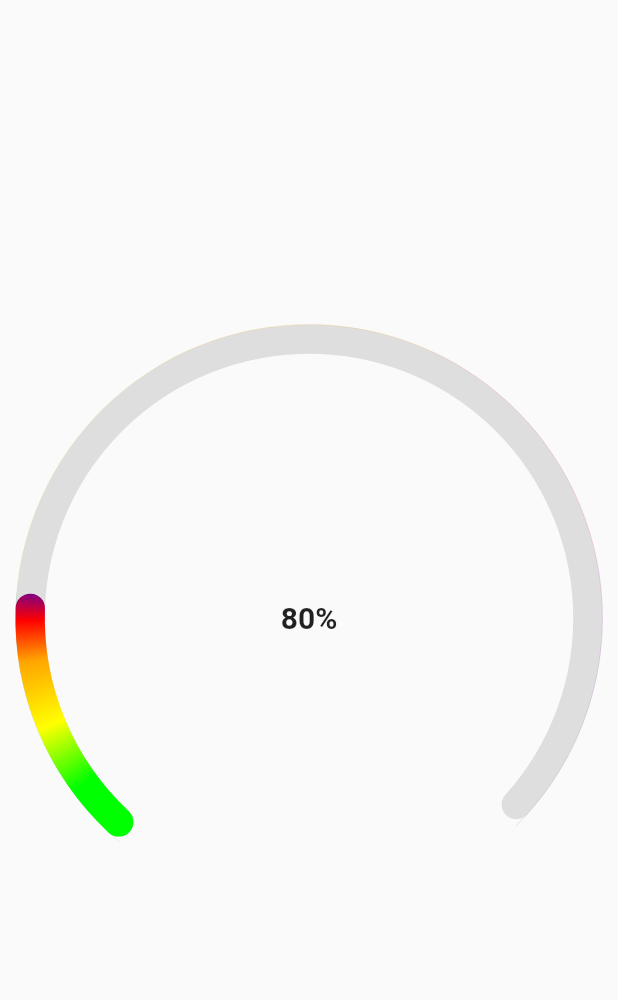
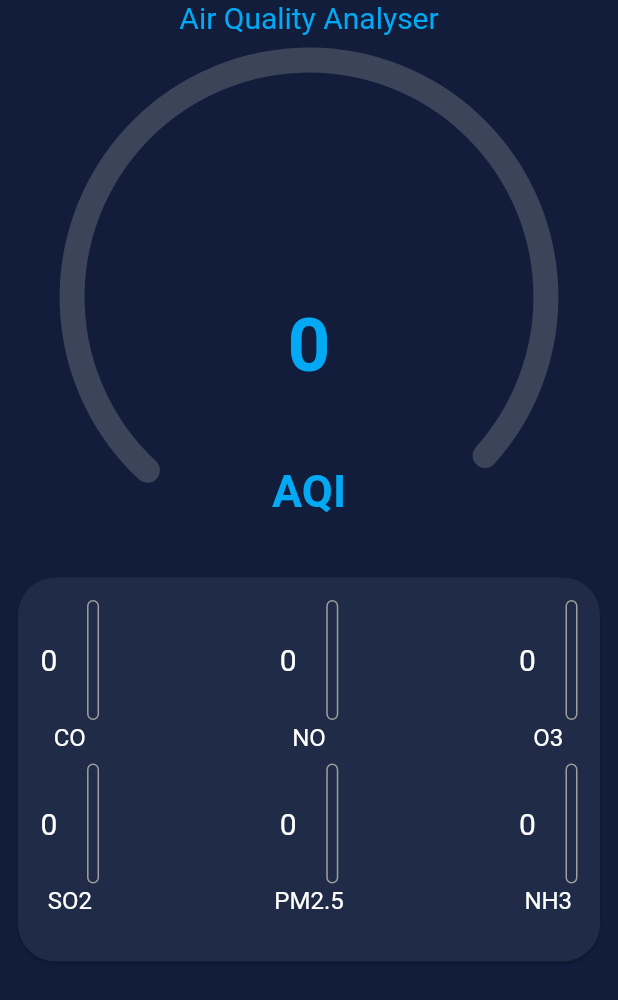
Before and after one commit to KevinOommen/InhaLake, a Flutter app: the AirPage screen opened directly, on a phone screen of 412 x 824 dp. Shown: the top 1000 px of the screen. Run offline on Flutter 3.47's test engine with Material 2 defaults, Android fonts, the phone set to English and light mode, and no system bars; drawn by our look-alikes of syncfusion_flutter_gauges; our stand-ins replace firebase_auth, firebase_core, google_fonts; accounts and stored records are empty; network calls fail.

Commit message:
Added Air Page

```diff
--- a/inhalake_app/lib/UI/air_page.dart
+++ b/inhalake_app/lib/UI/air_page.dart
@@ -1,5 +1,7 @@
 import 'package:flutter/material.dart';
 import 'package:syncfusion_flutter_gauges/gauges.dart';
+import 'package:http/http.dart' as http;
+import 'dart:convert';
 
 class AirPage extends StatefulWidget {
   const AirPage({Key? key}) : super(key: key);
@@ -9,11 +11,67 @@ class AirPage extends StatefulWidget {
 }
 
 class _AirPageState extends State<AirPage> {
+  num aqi = 0;
+
+  num co_value = 0;
+  num o3_value = 0;
+  num no_value = 0;
+  num so2_value = 0;
+  num pm_value = 0;
+  num nh3_value = 0;
+      Future getAirQuality() async {
+    final _response = await http.get(Uri.parse(
+        "http://api.openweathermap.org/data/2.5/air_pollution?lat=50&lon=50&appid=d45526feb921f51fdff2e096508f568b"));
+    if (_response.statusCode == 200) {
+      var data = json.decode(_response.body);
+      updateUi(data);
+      print(_response.statusCode);
+    }
+  }
+
+  updateUi(var decodedData) {
+    setState(() {
+      if (decodedData == null) {
+        aqi = 0;
+        co_value = 0;
+        no_value = 0;
+        o3_value = 0;
+        so2_value = 0;
+        pm_value = 0;
+        nh3_value = 0;
+      } else {
+        aqi = decodedData['list'][0]['main']['aqi'];
+        co_value = decodedData['list'][0]['components']['co'];
+        no_value = decodedData['list'][0]['components']['no'];
+        o3_value = decodedData['list'][0]['components']['o3'];
+        so2_value = decodedData['list'][0]['components']['so2'];
+        pm_value = decodedData['list'][0]['components']['pm2_5'];
+        nh3_value = decodedData['list'][0]['components']['nh3'];
+      }
+    });
+  }
+
+  bool isLoaded = false;
+  @override
+  void initState() {
+    var decodedData = getAirQuality();
+    if (decodedData != null) {
+      setState(() {
+        isLoaded = true;
+      });
+    }
+    super.initState();
+  }
   @override
   Widget build(BuildContext context) {
     return Scaffold(
-      body: Center(
-        child: Container(
+        backgroundColor: Color.fromRGBO(17, 29, 59, 1),
+        body: SafeArea(
+          child: Center(
+              child: Column(
+              children: [
+                const Text('Air Quality Analyser',style: TextStyle(color: Colors.lightBlue,fontSize: 20),),
+          Container(
               child: SfRadialGauge(
             axes: <RadialAxis>[
               RadialAxis(
@@ -29,59 +87,39 @@ class _AirPageState extends State<AirPage> {
                   color: Colors.grey.withOpacity(0.3),
                   thicknessUnit: GaugeSizeUnit.factor,
                 ),
-            ranges: <GaugeRange>[
-              GaugeRange(
-                startValue: 0,
-                endValue: 100,
-                color: Colors.green,
-                startWidth: 0.1,
-                endWidth: 0.1,
+
+                annotations:  <GaugeAnnotation>[
+                  GaugeAnnotation(
+                    widget: Column(
+                      children: [
+                        Container(height: 150),
+                        Text(
+                          (aqi*100).toString(),
+                          style: const TextStyle(
+                            fontSize: 50,
+                            fontWeight: FontWeight.bold,
+                            color: Colors.lightBlue
                           ),
-              GaugeRange(
-                startValue: 101,
-                endValue: 200,
-                color: Colors.yellow,
-                startWidth: 0.1,
-                endWidth: 0.1,
                         ),
-              GaugeRange(
-                startValue: 200,
-                endValue: 300,
-                color: Colors.orange,
-                startWidth: 0.1,
-                endWidth: 0.1,
+                        Container(height: 50),
+                        const Text(
+                          "AQI",
+                          style:  TextStyle(
+                            fontSize: 30,
+                            fontWeight: FontWeight.bold,
+                            color: Colors.lightBlue
                           ),
-              GaugeRange(
-                startValue: 300,
-                endValue: 400,
-                color: Colors.red,
-                startWidth: 0.1,
-                endWidth: 0.1,
                         ),
-              GaugeRange(
-                startValue: 400,
-                endValue: 500,
-                color: Colors.purple,
-                startWidth: 0.1,
-                endWidth: 0.1,
-              ),
+
                       ],
-            annotations:const <GaugeAnnotation>[
-              GaugeAnnotation(
-                widget: Text(
-                  '80%',
-                  style: TextStyle(
-                    fontSize: 20,
-                    fontWeight: FontWeight.bold,
-                  ),
                     ),
                     angle: 0,
                     positionFactor: 0,
                   ),
                 ],
-            pointers:const  <GaugePointer>[
+                pointers:  <GaugePointer>[
                   RangePointer(
-                value: 100,
+                    value: (aqi*100).toDouble(),
                     cornerStyle: CornerStyle.bothCurve,
                     width: 0.1,
                     sizeUnit: GaugeSizeUnit.factor,
@@ -94,26 +132,140 @@ class _AirPageState extends State<AirPage> {
                         Color(0xFFFFFF00),
                         Color(0xFFFFA500),
                         Color(0xFFFF0000),
-                    Color(0xFF800080),
                       ],
                       //each color should be at a stop
 
-                  stops: <double>[
-                    0.25,
-                    0.5,
-                    0.75,
-                    0.9,
-                    1
-                  ],
-
+                      stops: <double>[0.25, 0.5, 0.75, 1],
                     ),
-
                   ),
                 ],
-
               ),
             ],
-      ))
+          )),
+          MyCard(co_value:co_value,o3_value:o3_value,no_value:no_value,so2_value:so2_value,pm_value:pm_value,nh3_value:nh3_value)
+              ],
+            )),
         ));
   }
 }
+
+
+class MyCard extends StatefulWidget {
+
+  num co_value = 0;
+  num o3_value = 0;
+  num no_value = 0;
+  num so2_value = 0;
+  num pm_value = 0;
+  num nh3_value = 0;
+  MyCard({required this.co_value, required this.o3_value, required this.no_value, required this.so2_value, required this.pm_value, required this.nh3_value});
+  @override
+  _MyCardState createState() => _MyCardState();
+}
+
+class _MyCardState extends State<MyCard> {
+
+
+
+  // void _updatePercentages() {
+  //   // Your logic to update the percentages goes here
+  //   setState(() {
+  //     // For demo purposes, this just generates random numbers between 0 and 100
+  //     co_percent = Random().nextInt(100);
+  //     no_percent = Random().nextInt(100);
+  //     o3_percent = Random().nextInt(100);
+  //     so2_percent = Random().nextInt(100);
+  //     pm_percent = Random().nextInt(100);
+  //     nh3_percent = Random().nextInt(100);
+  //   });
+  // }
+
+  @override
+  Widget build(BuildContext context) {
+    //rounded card
+    return Padding(
+      padding: const EdgeInsets.all(8.0),
+      child: Card(
+        color: Color.fromARGB(255, 31, 43, 71),
+        //rounded card
+        shape: RoundedRectangleBorder(
+          borderRadius: BorderRadius.circular(25.0),
+        ),
+        child: Padding(
+          padding: const EdgeInsets.all(15.0),
+          child: Column(
+            crossAxisAlignment: CrossAxisAlignment.stretch,
+            children: [
+              Row(
+                mainAxisAlignment: MainAxisAlignment.spaceBetween,
+                children: [
+                  _buildItem('CO', widget.co_value, Colors.red),
+                  _buildItem('NO', widget.no_value, Colors.blue),
+                  _buildItem('O3', widget.o3_value, Colors.green),
+                ],
+              ),
+              SizedBox(height: 8),
+              Row(
+                mainAxisAlignment: MainAxisAlignment.spaceBetween,
+                children: [
+                  _buildItem('SO2', widget.so2_value, Colors.yellow),
+                  _buildItem('PM2.5', widget.pm_value, Colors.purple),
+                  _buildItem('NH3', widget.nh3_value, Colors.orange),
+                ],
+              ),
+              SizedBox(height: 16),
+            ],
+          ),
+        ),
+      ),
+    );
+  }
+
+  Widget _buildItem(String title, num value, Color barcolor) {
+    double percentage = value * 0.5;
+    if (percentage < 1) {
+      percentage = value * 200;
+    }
+    return Column(
+      crossAxisAlignment: CrossAxisAlignment.center,
+      children: [
+        Container(
+          height: 80,
+          child: Row(
+            children: [
+              Text(value.toString() + "    ",
+                  style: TextStyle(
+                    color: Colors.white,
+                    fontSize: 20,
+                  )),
+              Stack(
+                alignment: Alignment.bottomCenter,
+                children: [
+                  Container(
+                    width: 8,
+                    height: percentage,
+                    color: barcolor,
+                  ),
+                  Container(
+                    width: 8,
+                    height: 80,
+                    decoration: BoxDecoration(
+                      border: Border.all(color: Colors.grey),
+                      borderRadius: BorderRadius.circular(4),
+                    ),
+                  ),
+                ],
+              ),
+            ],
+          ),
+        ),
+        SizedBox(height: 2),
+        Text('$title',
+            style: TextStyle(
+              color: Colors.white,
+              fontSize: 16,
+            )),
+      ],
+    );
+  }
+}
```
Also changed, not shown: inhalake_app/pubspec.lock, 2 other files. Lines whose indentation alone changed are shown as unchanged.
